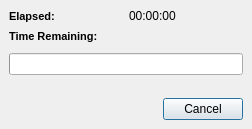
First picture: the form in branches/avidemux_2.6_branch_mean/avidemux/qt4/ADM_userInterfaces/ADM_dialog/working.ui, repository BackupTheBerlios/avidemux-svn, before the edit.
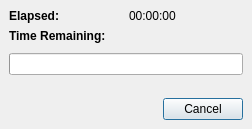
Second picture: the form after the edit.

What changed in the file:
```diff
--- a/branches/avidemux_2.6_branch_mean/avidemux/qt4/ADM_userInterfaces/ADM_dialog/working.ui
+++ b/branches/avidemux_2.6_branch_mean/avidemux/qt4/ADM_userInterfaces/ADM_dialog/working.ui
@@ -66,8 +66,6 @@
         <widget class="QLabel" name="label_2" >
          <property name="font" >
           <font>
-           <family>MS Shell Dlg 2</family>
-           <pointsize>8</pointsize>
            <weight>75</weight>
            <italic>false</italic>
            <bold>true</bold>
@@ -90,8 +88,6 @@
          </property>
          <property name="font" >
           <font>
-           <family>MS Shell Dlg 2</family>
-           <pointsize>8</pointsize>
            <weight>75</weight>
            <italic>false</italic>
            <bold>true</bold>
```
